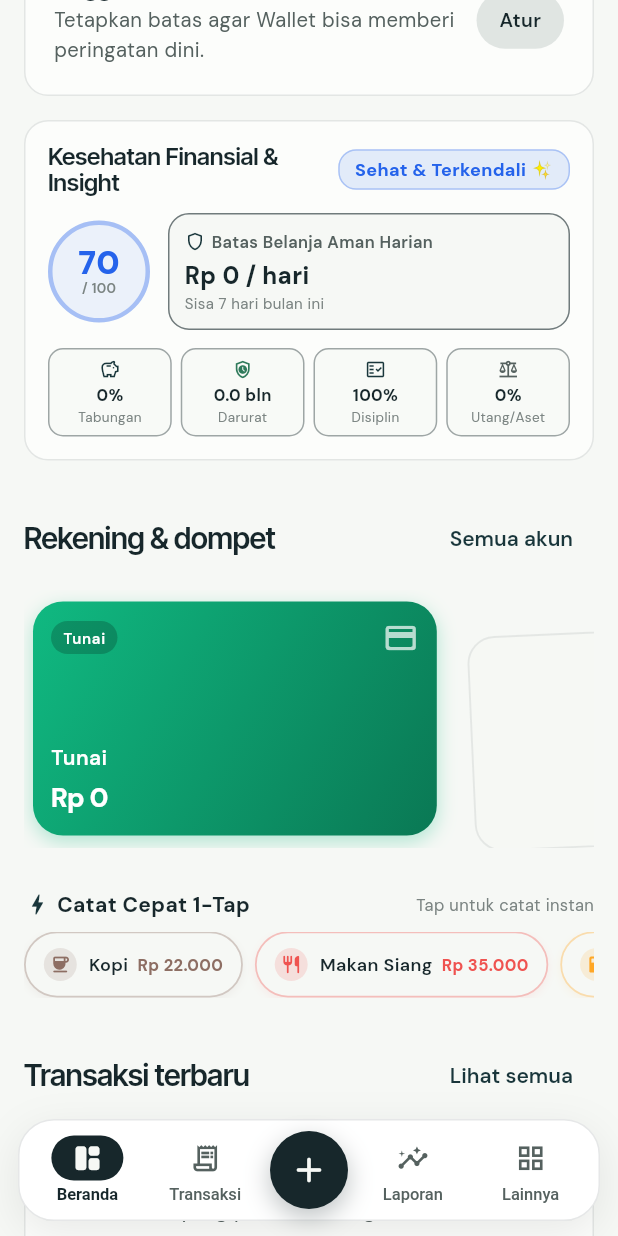
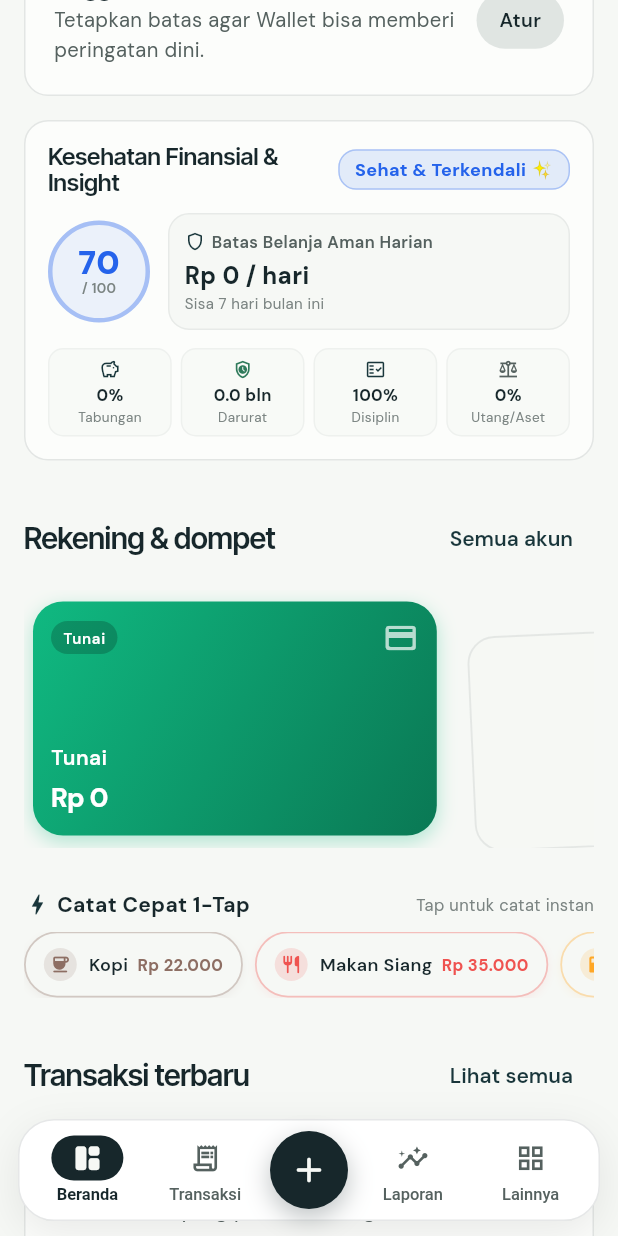
Before and after one commit to irsyadmsk/wallet, a Flutter app: the screen it shows once a user with an empty profile is signed in, scrolled down 576 dp, on a phone screen of 412 x 824 dp. Run offline on Flutter 3.47's test engine with Material 3 defaults, Android fonts, the phone set to English and light mode, and no system bars; drawn by our look-alikes of flutter_animate; our stand-ins replace dropdown_button2, file_picker, fl_chart, flutter_colorpicker, get, google_fonts and 6 more; missing offline and left inert: google_mlkit_text_recognition, prepaidcard_reader, sqlite3; accounts and stored records are empty; network calls fail.

Commit message:
fix(ui): polish the remaining legacy screens for the editorial redesign
- Selected chips were ink-on-ink in Settings (unreadable); chips now use a
  light tint with ink text everywhere, whatever label style a chip sets.
- Borders: legacy code did `border.withValues(alpha: x)`, which *replaced*
  the already-translucent border token's alpha and drew lines 4–5x darker
  than intended. Now scales it (`border.a * x`) across 9 files.
- Accounts: one column so each balance sits at the row's right edge
  instead of floating mid-card in a half-empty two-column grid.
- Debts and Goals: one add action per screen — the floating button
  appears only once there is a list (the empty state has its own).
- Recurring: proper empty state with an action (new shared EmptyState).
- Goals and the remaining ZenBackground users: plain paper surface; the old
  gradient hard-coded the previous navy dark theme.

Co-Authored-By: Claude Opus 5.5 <noreply@anthropic.com>
Claude-Session: https://claude.ai/code/session_019e2cMwQk6acYv8MfUYNdYm

```diff
--- a/lib/presentation/auth/view/feature_tour.dart
+++ b/lib/presentation/auth/view/feature_tour.dart
@@ -235,7 +235,7 @@ class _InsightCard extends StatelessWidget {
                 decoration: BoxDecoration(
                   color: Color.lerp(c.surface, const Color(0xFF1C2B2A), t),
                   borderRadius: BorderRadius.circular(12),
-                  border: Border.all(color: c.border.withValues(alpha: 1 - t)),
+                  border: Border.all(color: c.border.withValues(alpha: c.border.a * (1 - t))),
                   boxShadow: [
                     BoxShadow(
                       color: Colors.black.withValues(alpha: 0.04 + 0.14 * t),
--- a/lib/presentation/settings/view/settings_view.dart
+++ b/lib/presentation/settings/view/settings_view.dart
@@ -151,7 +151,7 @@ class SettingsView extends StatelessWidget {
                                         : colors.surfaceAlt.withValues(alpha: 0.5),
                                     borderRadius: BorderRadius.circular(12),
                                     border: Border.all(
-                                      color: isSelected ? colors.primary : colors.border.withValues(alpha: 0.4),
+                                      color: isSelected ? colors.primary : colors.border.withValues(alpha: colors.border.a * 0.4),
                                       width: isSelected ? 1.5 : 1,
                                     ),
                                   ),
--- a/lib/shared/theme/app_theme.dart
+++ b/lib/shared/theme/app_theme.dart
@@ -281,14 +281,19 @@ abstract class AppTheme {
       ),
       chipTheme: ChipThemeData(
         backgroundColor: c.surface,
-        selectedColor: c.textPrimary,
-        secondarySelectedColor: c.textPrimary,
-        labelStyle: WidgetStateTextStyle.resolveWith((s) => s.contains(WidgetState.selected)
-            ? TextStyle(color: c.surfaceAlt, fontWeight: FontWeight.w600)
-            : TextStyle(color: c.textPrimary, fontWeight: FontWeight.w500)),
-        secondaryLabelStyle: TextStyle(color: c.surfaceAlt, fontWeight: FontWeight.w600),
-        checkmarkColor: c.surfaceAlt,
-        side: BorderSide(color: c.border),
+        // Light tint + ink text when selected: readable for every chip type,
+        // including ones that set their own label style.
+        selectedColor: c.primaryContainer,
+        secondarySelectedColor: c.primaryContainer,
+        labelStyle: WidgetStateTextStyle.resolveWith((s) => TextStyle(
+              color: c.textPrimary,
+              fontWeight: s.contains(WidgetState.selected) ? FontWeight.w600 : FontWeight.w500,
+            )),
+        secondaryLabelStyle: TextStyle(color: c.textPrimary, fontWeight: FontWeight.w600),
+        checkmarkColor: c.primary,
+        side: WidgetStateBorderSide.resolveWith((s) => BorderSide(
+              color: s.contains(WidgetState.selected) ? c.primary.withValues(alpha: 0.5) : c.border,
+            )),
         shape: const StadiumBorder(),
         padding: const EdgeInsets.symmetric(horizontal: 6, vertical: 6),
       ),
--- a/lib/shared/widget/art_icon.dart
+++ b/lib/shared/widget/art_icon.dart
@@ -80,7 +80,7 @@ class ArtIcon extends StatelessWidget {
   Widget _buildContainer(BuildContext context, ArtShape shape) {
     final colors = context.colors;
     final bg = backgroundColor ?? colors.surfaceAlt;
-    final border = borderColor ?? colors.border.withValues(alpha: 0.35);
+    final border = borderColor ?? colors.border.withValues(alpha: colors.border.a * 0.35);
 
     Widget innerContent;
     if (child != null) {
--- a/lib/shared/widget/health_score_card.dart
+++ b/lib/shared/widget/health_score_card.dart
@@ -103,7 +103,7 @@ class _HealthScoreCardState extends State<HealthScoreCard> {
                   decoration: BoxDecoration(
                     color: colors.surfaceAlt,
                     borderRadius: BorderRadius.circular(14),
-                    border: Border.all(color: colors.border.withValues(alpha: 0.6)),
+                    border: Border.all(color: colors.border.withValues(alpha: colors.border.a * 0.6)),
                   ),
                   child: Column(
                     crossAxisAlignment: CrossAxisAlignment.start,
@@ -238,7 +238,7 @@ class _MetricPill extends StatelessWidget {
         decoration: BoxDecoration(
           color: colors.surfaceAlt.withValues(alpha: 0.6),
           borderRadius: BorderRadius.circular(10),
-          border: Border.all(color: colors.border.withValues(alpha: 0.4)),
+          border: Border.all(color: colors.border.withValues(alpha: colors.border.a * 0.4)),
         ),
         child: Column(
           children: [
--- a/lib/shared/widget/motion/w_button.dart
+++ b/lib/shared/widget/motion/w_button.dart
@@ -69,7 +69,7 @@ class WButton extends StatelessWidget {
             right: arrow ? 4 : height * 0.4,
           ),
           decoration: BoxDecoration(
-            color: enabled ? hoverBg : c.border.withValues(alpha: 0.6),
+            color: enabled ? hoverBg : c.border,
             borderRadius: BorderRadius.circular(height),
             border: border == null ? null : Border.all(color: state.active ? fg.withValues(alpha: 0.5) : border),
             boxShadow: variant == WButtonVariant.primary || variant == WButtonVariant.accent
--- a/lib/shared/widget/receipt_preview_dialog.dart
+++ b/lib/shared/widget/receipt_preview_dialog.dart
@@ -58,7 +58,7 @@ class ReceiptPreviewDialog extends StatelessWidget {
               Container(
                 padding: const EdgeInsets.symmetric(horizontal: AppSpacing.lg, vertical: AppSpacing.md),
                 decoration: BoxDecoration(
-                  border: Border(bottom: BorderSide(color: colors.border.withValues(alpha: 0.6))),
+                  border: Border(bottom: BorderSide(color: colors.border.withValues(alpha: colors.border.a * 0.6))),
                 ),
                 child: Row(
                   children: [
@@ -136,7 +136,7 @@ class ReceiptPreviewDialog extends StatelessWidget {
                 padding: const EdgeInsets.symmetric(horizontal: AppSpacing.lg, vertical: AppSpacing.sm),
                 decoration: BoxDecoration(
                   color: colors.surfaceAlt,
-                  border: Border(top: BorderSide(color: colors.border.withValues(alpha: 0.5))),
+                  border: Border(top: BorderSide(color: colors.border.withValues(alpha: colors.border.a * 0.5))),
                 ),
                 child: Row(
                   mainAxisAlignment: MainAxisAlignment.center,
```
Also changed, not shown: lib/presentation/accounts/view/accounts_view.dart (+8 -9 lines), lib/presentation/debts/view/debts_view.dart (+12 -15 lines), lib/presentation/goals/view/goals_view.dart (+8 -8 lines), lib/presentation/recurring/view/recurring_view.dart (+25 -15 lines), lib/shared/widget/empty_state.dart (added, +60 -0 lines), lib/shared/widget/zen_background.dart (+5 -92 lines).
